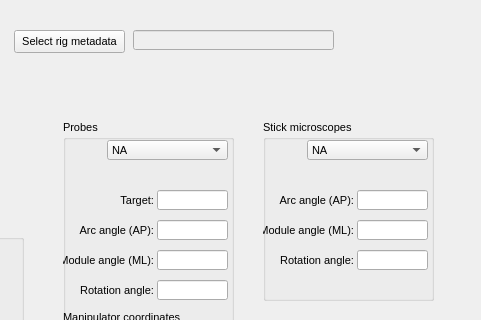
Old version of the form src/foraging_gui/MetaData.ui in the repository AllenNeuralDynamics/dynamic-foraging-task; both pictures show x 527 to 1008 and y 0 to 320 of the 1008 by 574 pixel window.
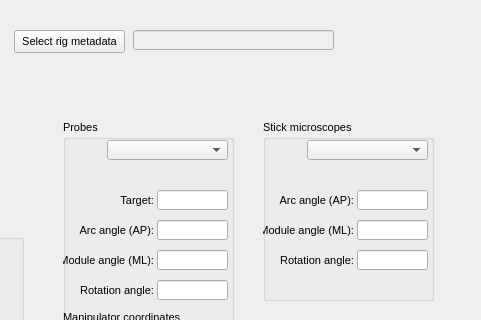
New version of the form.

Commit message: iterate probes

What changed in the file:
```diff
--- a/src/foraging_gui/MetaData.ui
+++ b/src/foraging_gui/MetaData.ui
@@ -407,7 +407,7 @@
      <bool>false</bool>
     </property>
     <property name="currentIndex">
-     <number>0</number>
+     <number>-1</number>
     </property>
     <property name="maxVisibleItems">
      <number>36</number>
@@ -415,11 +415,6 @@
     <property name="sizeAdjustPolicy">
      <enum>QComboBox::AdjustToMinimumContentsLengthWithIcon</enum>
     </property>
-    <item>
-     <property name="text">
-      <string>NA</string>
-     </property>
-    </item>
    </widget>
    <widget class="QLabel" name="label_74">
     <property name="geometry">
@@ -733,7 +728,7 @@
      <bool>false</bool>
     </property>
     <property name="currentIndex">
-     <number>0</number>
+     <number>-1</number>
     </property>
     <property name="maxVisibleItems">
      <number>36</number>
@@ -741,11 +736,6 @@
     <property name="sizeAdjustPolicy">
      <enum>QComboBox::AdjustToMinimumContentsLengthWithIcon</enum>
     </property>
-    <item>
-     <property name="text">
-      <string>NA</string>
-     </property>
-    </item>
    </widget>
    <widget class="QLabel" name="label_90">
     <property name="geometry">
```
Left out of the diff: 31 changed lines with no effect on the pictures. The commit also changes 1 other file.
